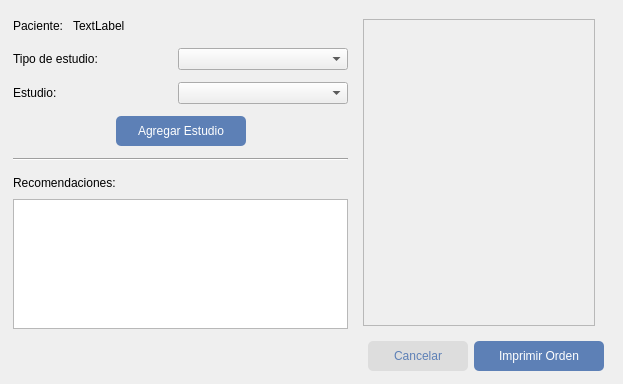
The window that ordenarestudios.ui (Laloses/Hospital) describes before a commit, drawn with Qt 5.
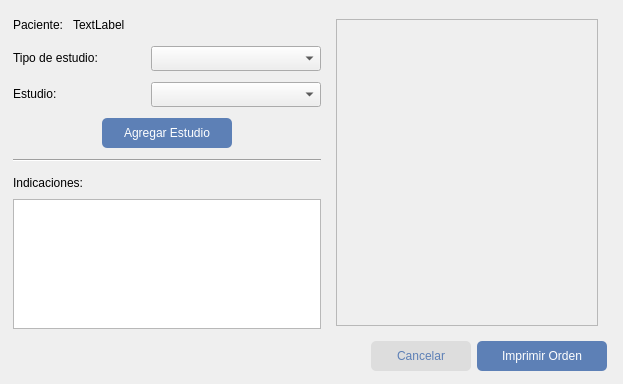
The same window after the commit.

Commit message: cambios impresión de receta

What changed in the file:
```diff
--- a/ordenarestudios.ui
+++ b/ordenarestudios.ui
@@ -20,12 +20,12 @@
 }</string>
   </property>
   <widget class="QWidget" name="centralwidget">
-   <widget class="QWidget" name="">
+   <widget class="QWidget" name="layoutWidget">
     <property name="geometry">
      <rect>
       <x>13</x>
       <y>10</y>
-      <width>591</width>
+      <width>594</width>
       <height>361</height>
      </rect>
     </property>
@@ -116,7 +116,7 @@
                <property name="minimumSize">
                 <size>
                  <width>170</width>
-                 <height>0</height>
+                 <height>25</height>
                 </size>
                </property>
               </widget>
@@ -160,7 +160,7 @@
                <property name="minimumSize">
                 <size>
                  <width>170</width>
-                 <height>0</height>
+                 <height>25</height>
                 </size>
                </property>
               </widget>
@@ -239,7 +239,7 @@
                 </sizepolicy>
                </property>
                <property name="text">
-                <string>Recomendaciones:</string>
+                <string>Indicaciones:</string>
                </property>
               </widget>
              </item>
@@ -276,13 +276,13 @@
         <widget class="QWidget" name="widget" native="true">
          <property name="minimumSize">
           <size>
-           <width>250</width>
+           <width>280</width>
            <height>300</height>
           </size>
          </property>
          <property name="maximumSize">
           <size>
-           <width>250</width>
+           <width>280</width>
            <height>330</height>
           </size>
          </property>
@@ -297,7 +297,7 @@
               <rect>
                <x>0</x>
                <y>0</y>
-               <width>230</width>
+               <width>260</width>
                <height>299</height>
               </rect>
              </property>
```
The commit also changes 1 other file.
